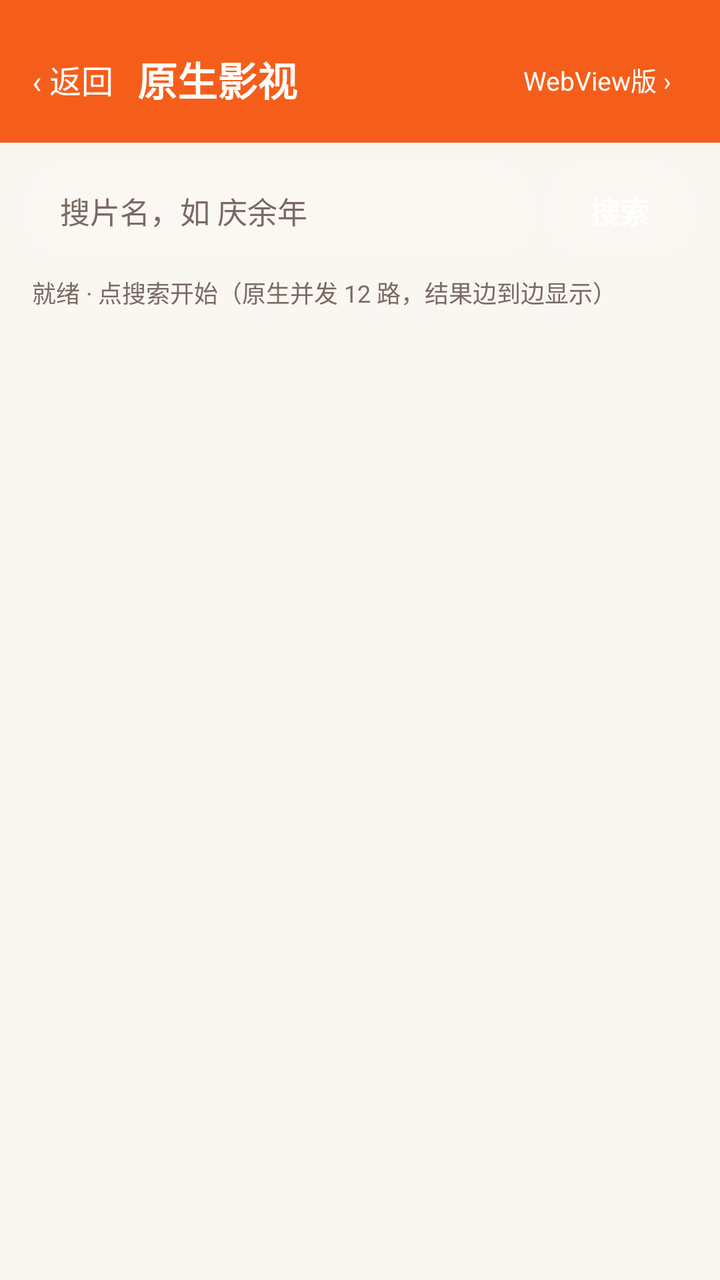
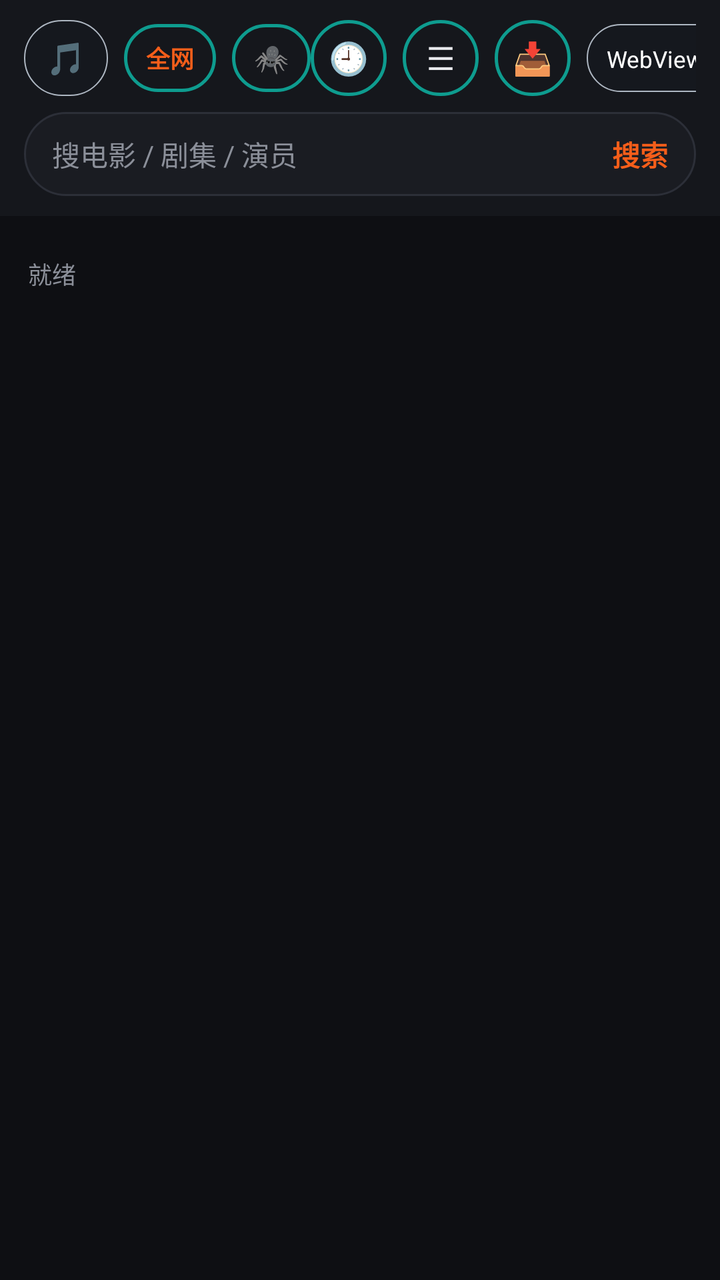

Screens rendered from an Android XML layout before and after an edit, with the pre-edit source and the edit as a unified diff.
<!-- AndroidManifest.xml: application theme AppTheme -->
<!-- res/layout/activity_native_video.xml -->
<?xml version="1.0" encoding="utf-8"?>
<LinearLayout xmlns:android="http://schemas.android.com/apk/res/android"
    android:layout_width="match_parent"
    android:layout_height="match_parent"
    android:orientation="vertical">

    <LinearLayout
        android:layout_width="match_parent"
        android:layout_height="wrap_content"
        android:orientation="horizontal"
        android:gravity="center_vertical"
        android:background="@color/primary"
        android:paddingStart="16dp"
        android:paddingEnd="16dp"
        android:paddingTop="22dp"
        android:paddingBottom="14dp">
        <TextView
            android:id="@+id/nvBack"
            android:layout_width="wrap_content"
            android:layout_height="wrap_content"
            android:text="‹ 返回"
            android:textSize="16sp"
            android:textColor="@color/on_primary"
            android:paddingEnd="12dp"/>
        <TextView
            android:layout_width="0dp"
            android:layout_height="wrap_content"
            android:layout_weight="1"
            android:text="原生影视"
            android:textSize="20sp"
            android:textStyle="bold"
            android:textColor="@color/on_primary"/>
        <TextView
            android:id="@+id/nvSwitch"
            android:layout_width="wrap_content"
            android:layout_height="wrap_content"
            android:text="WebView版 ›"
            android:textSize="13sp"
            android:textColor="@color/on_primary"
            android:background="?attr/selectableItemBackground"
            android:padding="8dp"/>
    </LinearLayout>

    <LinearLayout
        android:layout_width="match_parent"
        android:layout_height="wrap_content"
        android:orientation="horizontal"
        android:gravity="center_vertical"
        android:paddingStart="14dp"
        android:paddingEnd="14dp"
        android:paddingTop="12dp">
        <EditText
            android:id="@+id/nvKw"
            android:layout_width="0dp"
            android:layout_height="44dp"
            android:layout_weight="1"
            android:hint="搜片名，如 庆余年"
            android:singleLine="true"
            android:imeOptions="actionSearch"
            android:textSize="15sp"
            android:textColor="?attr/colorOnSurface"
            android:textColorHint="?attr/colorOnSurfaceVariant"
            android:background="@drawable/bg_pill_glass"
            android:paddingStart="16dp"
            android:paddingEnd="16dp"/>
        <TextView
            android:id="@+id/nvSearch"
            android:layout_width="wrap_content"
            android:layout_height="44dp"
            android:gravity="center"
            android:text="搜索"
            android:textSize="15sp"
            android:textStyle="bold"
            android:textColor="@color/on_primary"
            android:background="@drawable/bg_pill_glass"
            android:minWidth="72dp"
            android:layout_marginStart="8dp"/>
    </LinearLayout>

    <TextView
        android:id="@+id/nvStat"
        android:layout_width="match_parent"
        android:layout_height="wrap_content"
        android:paddingStart="16dp"
        android:paddingEnd="16dp"
        android:paddingTop="10dp"
        android:paddingBottom="8dp"
        android:text="就绪 · 点搜索开始（原生并发 12 路，结果边到边显示）"
        android:textSize="12sp"
        android:textColor="?attr/colorOnSurfaceVariant"/>

    <androidx.recyclerview.widget.RecyclerView
        android:id="@+id/nvList"
        android:layout_width="match_parent"
        android:layout_height="0dp"
        android:layout_weight="1"
        android:paddingStart="12dp"
        android:paddingEnd="12dp"
        android:paddingBottom="12dp"
        android:clipToPadding="false"/>

    <TextView
        android:id="@+id/nvEmpty"
        android:layout_width="match_parent"
        android:layout_height="0dp"
        android:layout_weight="1"
        android:gravity="center"
        android:text="搜个片名试试\n结果会逐个站点实时出现，不等最慢的源"
        android:textSize="15sp"
        android:textColor="?attr/colorOnSurfaceVariant"
        android:visibility="gone"/>
</LinearLayout>
<!-- resources referenced by this layout -->
<resources>
  <color name="on_primary">#FFFFFF</color>
  <color name="primary">#F55E1A</color>
  <!-- drawable bg_pill_glass (drawable) -->
  <?xml version="1.0" encoding="utf-8"?>
  <shape xmlns:android="http://schemas.android.com/apk/res/android"
      android:shape="rectangle">
      <solid android:color="#1AFFFFFF"/>
      <corners android:radius="19dp"/>
  </shape>
  <style name="AppTheme" parent="Theme.Material3.DayNight.NoActionBar">
          <item name="colorPrimary">#0E9C8F</item>
          <item name="colorPrimaryDark">#00796B</item>
          <item name="colorAccent">#0E9C8F</item>
          <item name="android:colorBackground">@color/background</item>
          <item name="colorSurface">@color/surface</item>
          <item name="colorOnSurface">@color/on_surface</item>
          <item name="colorOnSurfaceVariant">@color/on_surface_variant</item>
          <item name="android:windowLightStatusBar">true</item>
          <item name="android:statusBarColor">@color/background</item>
          <item name="android:navigationBarColor">@color/background</item>
          <item name="android:fontFamily">sans-serif</item>
          
          <item name="gdTextPrimary">#FFFFFFFF</item>
          <item name="gdTextSecondary">#B8FFFFFF</item>
          <item name="gdTextHint">#99FFFFFF</item>
          <item name="gdIconTint">#FFFFFFFF</item>
          <item name="gdPlayerBarBg">#1F2B3641</item>
          <item name="gdAccent">#FF46525E</item>
          
          <item name="android:windowBackground">@drawable/bg_splash_window</item>
      </style>
  <color name="background">#FAF6F2</color>
  <color name="surface">#FFFFFF</color>
  <color name="on_surface">#241A14</color>
  <color name="on_surface_variant">#7A6A60</color>
  <!-- drawable bg_splash_window (drawable) -->
  <?xml version="1.0" encoding="utf-8"?>
  <layer-list xmlns:android="http://schemas.android.com/apk/res/android">
      <item android:drawable="@color/background"/>
  </layer-list>
</resources>

<!-- the commit's change to res/layout/activity_native_video.xml (unified diff, before → after) -->
@@ -1,112 +1,550 @@
 <?xml version="1.0" encoding="utf-8"?>
-<LinearLayout xmlns:android="http://schemas.android.com/apk/res/android"
+<FrameLayout xmlns:android="http://schemas.android.com/apk/res/android"
     android:layout_width="match_parent"
     android:layout_height="match_parent"
-    android:orientation="vertical">
-
+    android:background="#0e0f13">
+
+    
     <LinearLayout
+        android:id="@+id/nvMainPage"
         android:layout_width="match_parent"
+        android:layout_height="match_parent"
+        android:orientation="vertical">
+
+        
+        <LinearLayout
+            android:layout_width="match_parent"
+            android:layout_height="wrap_content"
+            android:orientation="vertical"
+            android:background="#15171c"
+            android:paddingStart="12dp"
+            android:paddingEnd="12dp"
+            android:paddingTop="10dp"
+            android:paddingBottom="10dp">
+
+            <LinearLayout
+                android:layout_width="match_parent"
+                android:layout_height="wrap_content"
+                android:orientation="horizontal"
+                android:gravity="center_vertical">
+
+                <TextView
+                    android:id="@+id/nvMusic"
+                    android:layout_width="wrap_content"
+                    android:layout_height="38dp"
+                    android:gravity="center"
+                    android:paddingStart="11dp"
+                    android:paddingEnd="11dp"
+                    android:text="🎵"
+                    android:textSize="16sp"
+                    android:textColor="#FFFFFF"
+                    android:background="@drawable/bg_pill_purple"/>
+
+                <TextView
+                    android:id="@+id/nvScope"
+                    android:layout_width="wrap_content"
+                    android:layout_height="34dp"
+                    android:gravity="center"
+                    android:layout_marginStart="8dp"
+                    android:paddingStart="11dp"
+                    android:paddingEnd="11dp"
+                    android:text="全网"
+                    android:textSize="12sp"
+                    android:textStyle="bold"
+                    android:textColor="#F55E1A"
+                    android:background="@drawable/bg_pill_outline"/>
+
+                <TextView
+                    android:id="@+id/nvSpider"
+                    android:layout_width="wrap_content"
+                    android:layout_height="34dp"
+                    android:gravity="center"
+                    android:layout_marginStart="8dp"
+                    android:paddingStart="11dp"
+                    android:paddingEnd="11dp"
+                    android:text="🕷"
+                    android:textSize="14sp"
+                    android:textColor="#8b8f99"
+                    android:background="@drawable/bg_pill_outline"/>
+
+                <View android:layout_width="0dp" android:layout_height="1dp" android:layout_weight="1"/>
+
+                <TextView
+                    android:id="@+id/nvHistory"
+                    android:layout_width="38dp"
+                    android:layout_height="38dp"
+                    android:gravity="center"
+                    android:text="🕘"
+                    android:textSize="16sp"
+                    android:textColor="#e9eaee"
+                    android:background="@drawable/bg_pill_outline"/>
+
+                <TextView
+                    android:id="@+id/nvSources"
+                    android:layout_width="38dp"
+                    android:layout_height="38dp"
+                    android:gravity="center"
+                    android:layout_marginStart="8dp"
+                    android:text="☰"
+                    android:textSize="16sp"
+                    android:textColor="#e9eaee"
+                    android:background="@drawable/bg_pill_outline"/>
+
+                <TextView
+                    android:id="@+id/nvDownloads"
+                    android:layout_width="38dp"
+                    android:layout_height="38dp"
+                    android:gravity="center"
+                    android:layout_marginStart="8dp"
+                    android:text="📥"
+                    android:textSize="16sp"
+                    android:textColor="#e9eaee"
+                    android:background="@drawable/bg_pill_outline"/>
+
+                <TextView
+                    android:id="@+id/nvSwitch"
+                    android:layout_width="wrap_content"
+                    android:layout_height="34dp"
+                    android:gravity="center"
+                    android:layout_marginStart="8dp"
+                    android:paddingStart="10dp"
+                    android:paddingEnd="10dp"
+                    android:text="WebView版 ›"
+                    android:textSize="11.5sp"
+                    android:textColor="#FFFFFF"
+                    android:background="@drawable/bg_pill_purple"/>
+            </LinearLayout>
+
+            
+            <LinearLayout
+                android:layout_width="match_parent"
+                android:layout_height="42dp"
+                android:orientation="horizontal"
+                android:gravity="center_vertical"
+                android:layout_marginTop="8dp"
+                android:background="@drawable/bg_nv_search">
+
+                <EditText
+                    android:id="@+id/nvKw"
+                    android:layout_width="0dp"
+                    android:layout_height="match_parent"
+                    android:layout_weight="1"
+                    android:background="@null"
+                    android:hint="搜电影 / 剧集 / 演员"
+                    android:textColorHint="#8b8f99"
+                    android:textColor="#e9eaee"
+                    android:singleLine="true"
+                    android:imeOptions="actionSearch"
+                    android:paddingStart="14dp"
+                    android:paddingEnd="8dp"
+                    android:textSize="14sp"/>
+
+                <TextView
+                    android:id="@+id/nvGo"
+                    android:layout_width="wrap_content"
+                    android:layout_height="match_parent"
+                    android:gravity="center"
+                    android:paddingStart="10dp"
+                    android:paddingEnd="14dp"
+                    android:text="搜索"
+                    android:textSize="14sp"
+                    android:textStyle="bold"
+                    android:textColor="#F55E1A"/>
+            </LinearLayout>
+        </LinearLayout>
+
+        
+        <HorizontalScrollView
+            android:id="@+id/nvChipsScroll"
+            android:layout_width="match_parent"
+            android:layout_height="wrap_content"
+            android:scrollbars="none">
+            <LinearLayout
+                android:id="@+id/nvChips"
+                android:layout_width="wrap_content"
+                android:layout_height="wrap_content"
+                android:orientation="horizontal"
+                android:paddingStart="12dp"
+                android:paddingEnd="12dp"
+                android:paddingTop="10dp"
+                android:paddingBottom="4dp"/>
+        </HorizontalScrollView>
+
+        
+        <LinearLayout
+            android:layout_width="match_parent"
+            android:layout_height="wrap_content"
+            android:orientation="horizontal"
+            android:paddingStart="14dp"
+            android:paddingEnd="14dp"
+            android:paddingTop="6dp"
+            android:paddingBottom="6dp">
+            <TextView
+                android:id="@+id/nvStat"
+                android:layout_width="0dp"
+                android:layout_height="wrap_content"
+                android:layout_weight="1"
+                android:text="就绪"
+                android:textSize="12sp"
+                android:textColor="#8b8f99"/>
+            <TextView
+                android:id="@+id/nvLoad"
+                android:layout_width="wrap_content"
+                android:layout_height="wrap_content"
+                android:textSize="12sp"
+                android:textColor="#ff7a3c"/>
+        </LinearLayout>
+
+        
+        <FrameLayout
+            android:layout_width="match_parent"
+            android:layout_height="0dp"
+            android:layout_weight="1">
+
+            <androidx.recyclerview.widget.RecyclerView
+                android:id="@+id/nvMainList"
+                android:layout_width="match_parent"
+                android:layout_height="match_parent"
+                android:clipToPadding="false"
+                android:paddingBottom="16dp"/>
+
+            <TextView
+                android:id="@+id/nvEmpty"
+                android:layout_width="match_parent"
+                android:layout_height="match_parent"
+                android:gravity="center"
+                android:text="没有数据\n检查网络或点其他榜单"
+                android:textSize="14sp"
+                android:lineSpacingExtra="6dp"
+                android:textColor="#8b8f99"
+                android:visibility="gone"/>
+
+            
+            <LinearLayout
+                android:id="@+id/nvHistPanel"
+                android:layout_width="match_parent"
+                android:layout_height="wrap_content"
+                android:orientation="vertical"
+                android:background="#1a1c22"
+                android:elevation="8dp"
+                android:visibility="gone"/>
+        </FrameLayout>
+    </LinearLayout>
+
+    
+    <LinearLayout
+        android:id="@+id/nvSearchPage"
+        android:layout_width="match_parent"
+        android:layout_height="match_parent"
+        android:orientation="vertical"
+        android:background="#0e0f13"
+        android:visibility="gone">
+
+        <LinearLayout
+            android:layout_width="match_parent"
+            android:layout_height="52dp"
+            android:orientation="horizontal"
+            android:gravity="center_vertical"
+            android:background="#1a1c22"
+            android:paddingStart="10dp"
+            android:paddingEnd="12dp">
+            <TextView
+                android:id="@+id/nvSpBack"
+                android:layout_width="32dp"
+                android:layout_height="32dp"
+                android:gravity="center"
+                android:text="‹"
+                android:textSize="22sp"
+                android:textColor="#e9eaee"
+                android:background="@drawable/bg_pill_outline"/>
+            <TextView
+                android:id="@+id/nvSpKw"
+                android:layout_width="0dp"
+                android:layout_height="wrap_content"
+                android:layout_weight="1"
+                android:layout_marginStart="10dp"
+                android:textSize="15sp"
+                android:textStyle="bold"
+                android:textColor="#e9eaee"
+                android:maxLines="1"
+                android:ellipsize="end"/>
+            <TextView
+                android:id="@+id/nvSpStat"
+                android:layout_width="wrap_content"
+                android:layout_height="wrap_content"
+                android:layout_marginStart="8dp"
+                android:textSize="11sp"
+                android:textColor="#8b8f99"
+                android:maxLines="1"
+                android:ellipsize="end"/>
+        </LinearLayout>
+
+        <LinearLayout
+            android:layout_width="match_parent"
+            android:layout_height="0dp"
+            android:layout_weight="1"
+            android:orientation="horizontal">
+            <androidx.recyclerview.widget.RecyclerView
+                android:id="@+id/nvSrcTabs"
+                android:layout_width="118dp"
+                android:layout_height="match_parent"
+                android:background="#22252d"/>
+            <androidx.recyclerview.widget.RecyclerView
+                android:id="@+id/nvSrcResults"
+                android:layout_width="0dp"
+                android:layout_height="match_parent"
+                android:layout_weight="1"
+                android:clipToPadding="false"
+                android:padding="8dp"/>
+        </LinearLayout>
+    </LinearLayout>
+
+    
+    <FrameLayout
+        android:id="@+id/nvSheet"
+        android:layout_width="match_parent"
+        android:layout_height="match_parent"
+        android:background="#e6000000"
+        android:visibility="gone">
+        <FrameLayout
+            android:layout_width="match_parent"
+            android:layout_height="match_parent"
+            android:layout_marginTop="28dp"
+            android:background="#1a1c22">
+            <ScrollView
+                android:layout_width="match_parent"
+                android:layout_height="match_parent">
+                <LinearLayout
+                    android:layout_width="match_parent"
+                    android:layout_height="wrap_content"
+                    android:orientation="vertical"
+                    android:paddingStart="14dp"
+                    android:paddingEnd="14dp"
+                    android:paddingTop="16dp"
+                    android:paddingBottom="28dp">
+
+                    <TextView
+                        android:id="@+id/nvDClose"
+                        android:layout_width="wrap_content"
+                        android:layout_height="wrap_content"
+                        android:layout_gravity="end"
+                        android:text="✕"
+                        android:textSize="22sp"
+                        android:textColor="#8b8f99"
+                        android:paddingStart="8dp"
+                        android:paddingEnd="8dp"/>
+
+                    <LinearLayout
+                        android:layout_width="match_parent"
+                        android:layout_height="wrap_content"
+                        android:orientation="horizontal"
+                        android:gravity="top">
+                        <ImageView
+                            android:id="@+id/nvDPic"
+                            android:layout_width="104dp"
+                            android:layout_height="150dp"
+                            android:scaleType="centerCrop"
+                            android:background="@drawable/bg_his_pic"/>
+                        <LinearLayout
+                            android:layout_width="0dp"
+                            android:layout_height="wrap_content"
+                            android:layout_weight="1"
+                            android:orientation="vertical"
+                            android:layout_marginStart="12dp">
+                            <TextView
+                                android:id="@+id/nvDTit"
+                                android:layout_width="match_parent"
+                                android:layout_height="wrap_content"
+                                android:textSize="18sp"
+                                android:textStyle="bold"
+                                android:textColor="#e9eaee"
+                                android:lineSpacingExtra="2dp"/>
+                            <TextView
+                                android:id="@+id/nvDInfo"
+                                android:layout_width="match_parent"
+                                android:layout_height="wrap_content"
+                                android:layout_marginTop="6dp"
+                                android:textSize="12.5sp"
+                                android:textColor="#8b8f99"
+                                android:lineSpacingExtra="3dp"/>
+                        </LinearLayout>
+                    </LinearLayout>
+
+                    <TextView
+                        android:id="@+id/nvDDesc"
+                        android:layout_width="match_parent"
+                        android:layout_height="wrap_content"
+                        android:layout_marginTop="10dp"
+                        android:maxHeight="110dp"
+                        android:textSize="13sp"
+                        android:textColor="#b8bcc6"
+                        android:lineSpacingExtra="3dp"/>
+
+                    <HorizontalScrollView
+                        android:layout_width="match_parent"
+                        android:layout_height="wrap_content"
+                        android:layout_marginTop="14dp"
+                        android:scrollbars="none">
+                        <LinearLayout
+                            android:id="@+id/nvDetailTabs"
+                            android:layout_width="wrap_content"
+                            android:layout_height="wrap_content"
+                            android:orientation="horizontal"/>
+                    </HorizontalScrollView>
+
+                    <TextView
+                        android:id="@+id/nvEpsHint"
+                        android:layout_width="match_parent"
+                        android:layout_height="wrap_content"
+                        android:layout_marginTop="8dp"
+                        android:textSize="13.5sp"
+                        android:textStyle="bold"
+                        android:textColor="#e9eaee"/>
+
+                    <GridLayout
+                        android:id="@+id/nvEpsGrid"
+                        android:layout_width="match_parent"
+                        android:layout_height="wrap_content"
+                        android:columnCount="4"
+                        android:alignmentMode="alignMargins"
+                        android:layout_marginTop="6dp"/>
+                </LinearLayout>
+            </ScrollView>
+        </FrameLayout>
+    </FrameLayout>
+
+    
+    <LinearLayout
+        android:id="@+id/nvDlPage"
+        android:layout_width="match_parent"
+        android:layout_height="match_parent"
+        android:orientation="vertical"
+        android:background="#0e0f13"
+        android:visibility="gone">
+        <LinearLayout
+            android:layout_width="match_parent"
+            android:layout_height="52dp"
+            android:orientation="horizontal"
+            android:gravity="center_vertical"
+            android:background="#1a1c22"
+            android:paddingStart="12dp">
+            <TextView
+                android:id="@+id/nvDlBack"
+                android:layout_width="32dp"
+                android:layout_height="32dp"
+                android:gravity="center"
+                android:text="‹"
+                android:textSize="22sp"
+                android:textColor="#e9eaee"
+                android:background="@drawable/bg_pill_outline"/>
+            <TextView
+                android:layout_width="wrap_content"
+                android:layout_height="wrap_content"
+                android:layout_marginStart="12dp"
+                android:text="下载管理"
+                android:textSize="16sp"
+                android:textStyle="bold"
+                android:textColor="#e9eaee"/>
+        </LinearLayout>
+        <androidx.recyclerview.widget.RecyclerView
+            android:id="@+id/nvDlList"
+            android:layout_width="match_parent"
+            android:layout_height="0dp"
+            android:layout_weight="1"
+            android:clipToPadding="false"
+            android:padding="10dp"/>
+        <TextView
+            android:id="@+id/nvDlEmpty"
+            android:layout_width="match_parent"
+            android:layout_height="0dp"
+            android:layout_weight="1"
+            android:gravity="center"
+            android:text="还没有下载的视频\n点选集右上角 ⬇ 下载"
+            android:textSize="14sp"
+            android:lineSpacingExtra="6dp"
+            android:textColor="#8b8f99"
+            android:visibility="gone"/>
+    </LinearLayout>
+
+    
+    <FrameLayout
+        android:id="@+id/nvSrcDrawer"
+        android:layout_width="match_parent"
+        android:layout_height="match_parent"
+        android:visibility="gone">
+        <View
+            android:id="@+id/nvSrcMask"
+            android:layout_width="match_parent"
+            android:layout_height="match_parent"
+            android:background="#99000000"/>
+        <LinearLayout
+            android:layout_width="320dp"
+            android:layout_height="match_parent"
+            android:orientation="vertical"
+            android:background="#1a1c22"
+            android:padding="16dp">
+            <TextView
+                android:layout_width="wrap_content"
+                android:layout_height="wrap_content"
+                android:text="接口源管理"
+                android:textSize="16sp"
+                android:textStyle="bold"
+                android:textColor="#e9eaee"/>
+            <androidx.recyclerview.widget.RecyclerView
+                android:id="@+id/nvSrcList"
+                android:layout_width="match_parent"
+                android:layout_height="0dp"
+                android:layout_weight="1"
+                android:layout_marginTop="10dp"/>
+            <EditText
+                android:id="@+id/nvSrcName"
+                android:layout_width="match_parent"
+                android:layout_height="40dp"
+                android:hint="名称，如：盒子迷多仓"
+                android:textColor="#e9eaee"
+                android:textColorHint="#8b8f99"
+                android:background="@drawable/bg_nv_search"
+                android:paddingStart="12dp"
+                android:textSize="13sp"/>
+            <EditText
+                android:id="@+id/nvSrcUrl"
+                android:layout_width="match_parent"
+                android:layout_height="40dp"
+                android:layout_marginTop="8dp"
+                android:hint="订阅地址 .json"
+                android:textColor="#e9eaee"
+                android:textColorHint="#8b8f99"
+                android:background="@drawable/bg_nv_search"
+                android:paddingStart="12dp"
+                android:textSize="13sp"/>
+            <TextView
+                android:id="@+id/nvSrcAdd"
+                android:layout_width="match_parent"
+                android:layout_height="42dp"
+                android:gravity="center"
+                android:layout_marginTop="10dp"
+                android:text="添加源"
+                android:textSize="14sp"
+                android:textStyle="bold"
+                android:textColor="#FFFFFF"
+                android:background="@drawable/bg_pill_purple"/>
+        </LinearLayout>
+    </FrameLayout>
+
+    
+    <TextView
+        android:id="@+id/nvToast"
+        android:layout_width="wrap_content"
         android:layout_height="wrap_content"
-        android:orientation="horizontal"
-        android:gravity="center_vertical"
-        android:background="@color/primary"
-        android:paddingStart="16dp"
-        android:paddingEnd="16dp"
-        android:paddingTop="22dp"
-        android:paddingBottom="14dp">
-        <TextView
-            android:id="@+id/nvBack"
-            android:layout_width="wrap_content"
-            android:layout_height="wrap_content"
-            android:text="‹ 返回"
-            android:textSize="16sp"
-            android:textColor="@color/on_primary"
-            android:paddingEnd="12dp"/>
-        <TextView
-            android:layout_width="0dp"
-            android:layout_height="wrap_content"
-            android:layout_weight="1"
-            android:text="原生影视"
-            android:textSize="20sp"
-            android:textStyle="bold"
-            android:textColor="@color/on_primary"/>
-        <TextView
-            android:id="@+id/nvSwitch"
-            android:layout_width="wrap_content"
-            android:layout_height="wrap_content"
-            android:text="WebView版 ›"
-            android:textSize="13sp"
-            android:textColor="@color/on_primary"
-            android:background="?attr/selectableItemBackground"
-            android:padding="8dp"/>
-    </LinearLayout>
-
-    <LinearLayout
-        android:layout_width="match_parent"
-        android:layout_height="wrap_content"
-        android:orientation="horizontal"
-        android:gravity="center_vertical"
-        android:paddingStart="14dp"
-        android:paddingEnd="14dp"
-        android:paddingTop="12dp">
-        <EditText
-            android:id="@+id/nvKw"
-            android:layout_width="0dp"
-            android:layout_height="44dp"
-            android:layout_weight="1"
-            android:hint="搜片名，如 庆余年"
-            android:singleLine="true"
-            android:imeOptions="actionSearch"
-            android:textSize="15sp"
-            android:textColor="?attr/colorOnSurface"
-            android:textColorHint="?attr/colorOnSurfaceVariant"
-            android:background="@drawable/bg_pill_glass"
-            android:paddingStart="16dp"
-            android:paddingEnd="16dp"/>
-        <TextView
-            android:id="@+id/nvSearch"
-            android:layout_width="wrap_content"
-            android:layout_height="44dp"
-            android:gravity="center"
-            android:text="搜索"
-            android:textSize="15sp"
-            android:textStyle="bold"
-            android:textColor="@color/on_primary"
-            android:background="@drawable/bg_pill_glass"
-            android:minWidth="72dp"
-            android:layout_marginStart="8dp"/>
-    </LinearLayout>
-
-    <TextView
-        android:id="@+id/nvStat"
-        android:layout_width="match_parent"
-        android:layout_height="wrap_content"
+        android:layout_gravity="bottom|center_horizontal"
+        android:layout_marginBottom="70dp"
+        android:background="#e6000000"
         android:paddingStart="16dp"
         android:paddingEnd="16dp"
         android:paddingTop="10dp"
-        android:paddingBottom="8dp"
-        android:text="就绪 · 点搜索开始（原生并发 12 路，结果边到边显示）"
-        android:textSize="12sp"
-        android:textColor="?attr/colorOnSurfaceVariant"/>
-
-    <androidx.recyclerview.widget.RecyclerView
-        android:id="@+id/nvList"
-        android:layout_width="match_parent"
-        android:layout_height="0dp"
-        android:layout_weight="1"
-        android:paddingStart="12dp"
-        android:paddingEnd="12dp"
-        android:paddingBottom="12dp"
-        android:clipToPadding="false"/>
-
-    <TextView
-        android:id="@+id/nvEmpty"
-        android:layout_width="match_parent"
-        android:layout_height="0dp"
-        android:layout_weight="1"
-        android:gravity="center"
-        android:text="搜个片名试试\n结果会逐个站点实时出现，不等最慢的源"
-        android:textSize="15sp"
-        android:textColor="?attr/colorOnSurfaceVariant"
+        android:paddingBottom="10dp"
+        android:textSize="13sp"
+        android:textColor="#FFFFFF"
+        android:alpha="0"
         android:visibility="gone"/>
-</LinearLayout>
+</FrameLayout>
<!-- resource entries referenced after the edit -->
@@ -1,13 +1,38 @@
 <!-- resources referenced by this layout -->
 <resources>
-  <color name="on_primary">#FFFFFF</color>
-  <color name="primary">#F55E1A</color>
-  <!-- drawable bg_pill_glass (drawable) -->
+  <!-- drawable bg_his_pic (drawable) -->
   <?xml version="1.0" encoding="utf-8"?>
   <shape xmlns:android="http://schemas.android.com/apk/res/android"
       android:shape="rectangle">
-      <solid android:color="#1AFFFFFF"/>
+      <corners android:radius="8dp"/>
+      <solid android:color="@color/surface_variant"/>
+  </shape>
+  <!-- drawable bg_nv_search (drawable) -->
+  <?xml version="1.0" encoding="utf-8"?>
+  <shape xmlns:android="http://schemas.android.com/apk/res/android" android:shape="rectangle">
+      <solid android:color="#1a1c22"/>
+      <stroke android:width="1dp" android:color="#2c2f38"/>
+      <corners android:radius="999dp"/>
+  </shape>
+  <!-- drawable bg_pill_outline (drawable) -->
+  <?xml version="1.0" encoding="utf-8"?>
+  <shape xmlns:android="http://schemas.android.com/apk/res/android"
+      android:shape="rectangle">
+      <solid android:color="@android:color/transparent" />
+      <stroke
+          android:width="1.5dp"
+          android:color="?attr/colorPrimary" />
+      <corners android:radius="18dp" />
+  </shape>
+  <!-- drawable bg_pill_purple (drawable) -->
+  <?xml version="1.0" encoding="utf-8"?>
+  <shape xmlns:android="http://schemas.android.com/apk/res/android"
+      android:shape="rectangle">
+      <solid android:color="#55161B21"/>
       <corners android:radius="19dp"/>
+      <stroke
+          android:width="0.5dp"
+          android:color="#AEB7C2"/>
   </shape>
   <style name="AppTheme" parent="Theme.Material3.DayNight.NoActionBar">
           <item name="colorPrimary">#0E9C8F</item>
@@ -31,6 +56,7 @@
           
           <item name="android:windowBackground">@drawable/bg_splash_window</item>
       </style>
+  <color name="surface_variant">#F0E9E3</color>
   <color name="background">#FAF6F2</color>
   <color name="surface">#FFFFFF</color>
   <color name="on_surface">#241A14</color>
